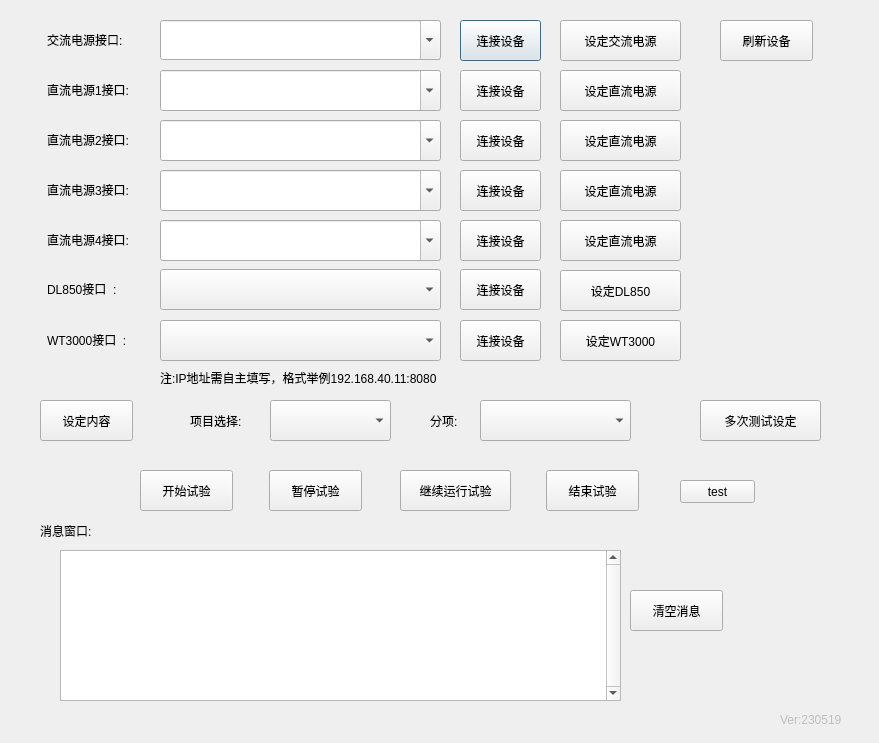
Before: the Qt Designer form ui_files/SCPI_Test.ui in TZTANG97/solarautotestnewui, drawn with Qt 5.
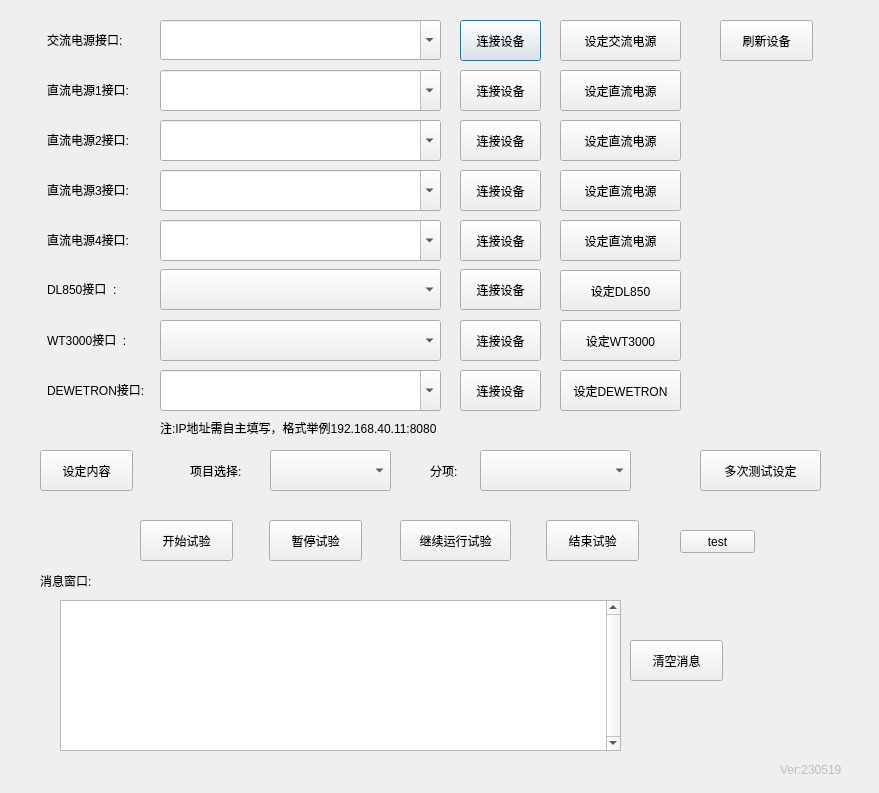
After: the same form once the commit is applied. Icons and pictures are not drawn.

Commit message:
feat(dewetron): Add DewetronController for SCPI communication and connection management
- Implemented DewetronController class to manage connection, disconnection, and command sending to DEWETRON power analyzers.
- Added connect and disconnect methods with error handling and logging.
- Introduced methods for sending SCPI commands (START, STOP, CONFIGURE, LOAD).
- Created a test script (test_dewetron.py) for validating TCP/SCPI connections and commands.
- Updated UI files to include DEWETRON settings and controls.
- Added new media files for DEWETRON previews.

Diff of the .ui file:
```diff
--- a/ui_files/SCPI_Test.ui
+++ b/ui_files/SCPI_Test.ui
@@ -10,7 +10,7 @@
     <x>0</x>
     <y>0</y>
     <width>879</width>
-    <height>743</height>
+    <height>793</height>
    </rect>
   </property>
   <property name="windowTitle">
@@ -63,7 +63,7 @@
    <property name="geometry">
     <rect>
      <x>40</x>
-     <y>520</y>
+     <y>570</y>
      <width>72</width>
      <height>21</height>
     </rect>
@@ -76,7 +76,7 @@
    <property name="geometry">
     <rect>
      <x>60</x>
-     <y>550</y>
+     <y>600</y>
      <width>561</width>
      <height>151</height>
     </rect>
@@ -102,7 +102,7 @@
    <property name="geometry">
     <rect>
      <x>630</x>
-     <y>590</y>
+     <y>640</y>
      <width>93</width>
      <height>41</height>
     </rect>
@@ -229,7 +229,7 @@
    <property name="geometry">
     <rect>
      <x>190</x>
-     <y>410</y>
+     <y>460</y>
      <width>72</width>
      <height>21</height>
     </rect>
@@ -242,7 +242,7 @@
    <property name="geometry">
     <rect>
      <x>270</x>
-     <y>400</y>
+     <y>450</y>
      <width>121</width>
      <height>41</height>
     </rect>
@@ -252,7 +252,7 @@
    <property name="geometry">
     <rect>
      <x>480</x>
-     <y>400</y>
+     <y>450</y>
      <width>151</width>
      <height>41</height>
     </rect>
@@ -262,7 +262,7 @@
    <property name="geometry">
     <rect>
      <x>430</x>
-     <y>410</y>
+     <y>460</y>
      <width>41</width>
      <height>21</height>
     </rect>
@@ -275,7 +275,7 @@
    <property name="geometry">
     <rect>
      <x>40</x>
-     <y>400</y>
+     <y>450</y>
      <width>93</width>
      <height>41</height>
     </rect>
@@ -288,7 +288,7 @@
    <property name="geometry">
     <rect>
      <x>140</x>
-     <y>470</y>
+     <y>520</y>
      <width>93</width>
      <height>41</height>
     </rect>
@@ -301,7 +301,7 @@
    <property name="geometry">
     <rect>
      <x>269</x>
-     <y>470</y>
+     <y>520</y>
      <width>93</width>
      <height>41</height>
     </rect>
@@ -314,7 +314,7 @@
    <property name="geometry">
     <rect>
      <x>546</x>
-     <y>470</y>
+     <y>520</y>
      <width>93</width>
      <height>41</height>
     </rect>
@@ -327,7 +327,7 @@
    <property name="geometry">
     <rect>
      <x>400</x>
-     <y>470</y>
+     <y>520</y>
      <width>111</width>
      <height>41</height>
     </rect>
@@ -385,6 +385,58 @@
     <string>设定WT3000</string>
    </property>
   </widget>
+  <widget class="QLabel" name="label_DEWETRON">
+   <property name="geometry">
+    <rect>
+     <x>47</x>
+     <y>380</y>
+     <width>101</width>
+     <height>20</height>
+    </rect>
+   </property>
+   <property name="text">
+    <string>DEWETRON接口:</string>
+   </property>
+  </widget>
+  <widget class="QComboBox" name="comboBox_DEWETRON">
+   <property name="geometry">
+    <rect>
+     <x>160</x>
+     <y>370</y>
+     <width>281</width>
+     <height>41</height>
+    </rect>
+   </property>
+   <property name="editable">
+    <bool>true</bool>
+   </property>
+  </widget>
+  <widget class="QPushButton" name="pushButton_ConnectEQUDEWETRON">
+   <property name="geometry">
+    <rect>
+     <x>460</x>
+     <y>370</y>
+     <width>81</width>
+     <height>41</height>
+    </rect>
+   </property>
+   <property name="text">
+    <string>连接设备</string>
+   </property>
+  </widget>
+  <widget class="QPushButton" name="pushButton_SetDEWETRONOptions">
+   <property name="geometry">
+    <rect>
+     <x>560</x>
+     <y>370</y>
+     <width>121</width>
+     <height>41</height>
+    </rect>
+   </property>
+   <property name="text">
+    <string>设定DEWETRON</string>
+   </property>
+  </widget>
   <widget class="QPushButton" name="pushButton_SetDC1Options">
    <property name="geometry">
     <rect>
@@ -480,7 +532,7 @@
    <property name="geometry">
     <rect>
      <x>700</x>
-     <y>400</y>
+     <y>450</y>
      <width>121</width>
      <height>41</height>
     </rect>
@@ -561,7 +613,7 @@
    <property name="geometry">
     <rect>
      <x>780</x>
-     <y>710</y>
+     <y>760</y>
      <width>90</width>
      <height>20</height>
     </rect>
@@ -579,7 +631,7 @@
    <property name="geometry">
     <rect>
      <x>680</x>
-     <y>480</y>
+     <y>530</y>
      <width>75</width>
      <height>23</height>
     </rect>
@@ -592,7 +644,7 @@
    <property name="geometry">
     <rect>
      <x>160</x>
-     <y>370</y>
+     <y>420</y>
      <width>291</width>
      <height>16</height>
     </rect>
```
The commit also changes 15 other files.
